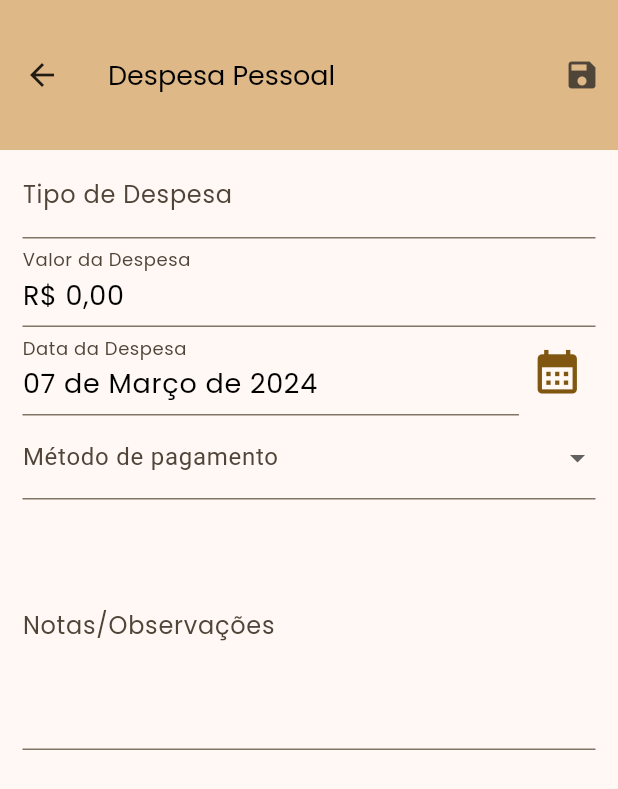
After one commit to Jo-Analyst/js-budget, a Flutter app: the PersonalExpenseFormPage screen opened by its route, on a phone screen of 412 x 824 dp. The commit adds this screen. Shown: the top 789 px of the screen. Run offline on Flutter 3.47's test engine with Material 3 defaults, Android fonts, the light colour scheme and no system bars; our stand-ins replace animated_text_kit, flutter_masked_text2, font_awesome_flutter, mask_text_input_formatter, sqflite; missing offline and left inert: validatorless; accounts and stored records are empty.

Commit message:
Montado a tela de despesa e mundança de widget showMonthPicker para showDatePicker

```diff
--- a/lib/main.dart
+++ b/lib/main.dart
@@ -4,10 +4,12 @@ import 'package:js_budget/src/app/app.dart';
 import 'package:js_budget/src/pages/client/client_detail_page.dart';
 import 'package:js_budget/src/pages/client/client_form_page.dart';
 import 'package:js_budget/src/pages/client/clients_list_page.dart';
+import 'package:js_budget/src/pages/fixed_expenses/fixed_expense_form_page.dart';
 import 'package:js_budget/src/pages/home/budget_details/budget_details_page.dart';
 import 'package:js_budget/src/pages/material/furniture_materials_list_page.dart';
 import 'package:js_budget/src/pages/material/material_detail/material_details_page.dart';
 import 'package:js_budget/src/pages/material/material_form_page.dart';
+import 'package:js_budget/src/pages/personal_expenses/personal_expense_form_page.dart';
 import 'package:js_budget/src/pages/splash/splash_page.dart';
 import 'package:js_budget/src/pages/summary/summary_page.dart';
 import 'package:js_budget/src/routes/route.dart';
@@ -38,6 +40,8 @@ class MyApp extends StatelessWidget {
         RouterPage.material: (_) => const FurnitureMaterialsList(),
         RouterPage.materialForm: (_) => const MaterialFormPage(),
         RouterPage.materialDetail: (_) => const MaterialDetailsPage(),
+        RouterPage.fixedExpense: (_) => const FixedExpenseFormPage(),
+        RouterPage.personalExpense: (_) => const PersonalExpenseFormPage(),
       },
     );
   }
--- a/lib/src/config/db/database.dart
+++ b/lib/src/config/db/database.dart
@@ -35,7 +35,10 @@ class DataBase {
         );
 
         db.execute(
-          "CREATE TABLE IF NOT EXISTS expenses (id INTEGER PRIMARY KEY, description TEXT NOT NULL, value REAL NOT NULL, date TEXT NOT NULL)",
+          "CREATE TABLE IF NOT EXISTS fixed_expenses (id INTEGER PRIMARY KEY, type TEXT NOT NULL, value REAL NOT NULL, date TEXT NOT NULL, observation TEXT NULL)",
+        );
+        db.execute(
+          "CREATE TABLE IF NOT EXISTS personal_expenses (id INTEGER PRIMARY KEY, type TEXT NOT NULL, value REAL NOT NULL, method_payment TEXT, date TEXT NOT NULL, observation TEXT NULL)",
         );
       },
       version: 1,
--- a/lib/src/models/material_model.dart
+++ b/lib/src/models/material_model.dart
@@ -12,7 +12,7 @@ class MaterialModel {
   final double price;
   final int quantity;
   final String? observation;
-  final String? monthOfLastPurchase;
+  final String? dateOfLastPurchase;
   final String? supplier;
 
   MaterialModel({
@@ -23,7 +23,7 @@ class MaterialModel {
     required this.price,
     required this.quantity,
     this.observation,
-    this.monthOfLastPurchase,
+    this.dateOfLastPurchase,
     this.supplier,
   });
 
--- a/lib/src/pages/material/furniture_materials_list_page.dart
+++ b/lib/src/pages/material/furniture_materials_list_page.dart
@@ -18,7 +18,7 @@ class _FurnitureMaterialsListState extends State<FurnitureMaterialsList> {
       unit: 'Metros',
       price: 20.0,
       quantity: 30,
-      monthOfLastPurchase: 'Fevereiro de 2024',
+      dateOfLastPurchase: 'Fevereiro de 2024',
       observation:
           'Este material é extremamente durável e resistente a insetos. Ideal para a fabricação de móveis de alta qualidade. No entanto, é um pouco mais caro em comparação com outras madeiras disponíveis no mercado',
       supplier: 'Empresa XXX',
--- a/lib/src/pages/material/material_detail/material_details_page.dart
+++ b/lib/src/pages/material/material_detail/material_details_page.dart
@@ -72,9 +72,9 @@ class MaterialDetailsPage extends StatelessWidget {
                 ),
                 InfoWidget(
                   title: 'Último mês da compra',
-                  text: material.monthOfLastPurchase ?? '',
-                  isNull: material.monthOfLastPurchase == null,
-                  isEmpty: material.monthOfLastPurchase?.isEmpty ?? false,
+                  text: material.dateOfLastPurchase ?? '',
+                  isNull: material.dateOfLastPurchase == null,
+                  isEmpty: material.dateOfLastPurchase?.isEmpty ?? false,
                 ),
                 InfoWidget(
                   title: 'Fornecedor',
--- a/lib/src/pages/material/material_form_controller.dart
+++ b/lib/src/pages/material/material_form_controller.dart
@@ -32,6 +32,6 @@ mixin MaterialFormController on State<MaterialFormPage> {
     priceMaterialEC.updateValue(material.price);
     supplierEC.text = material.supplier ?? '';
     observationEC.text = material.observation ?? '';
-    monthOfLastPurchaseEC.text = material.monthOfLastPurchase ?? '';
+    monthOfLastPurchaseEC.text = material.dateOfLastPurchase ?? '';
   }
 }
--- /dev/null
+++ b/lib/src/pages/personal_expenses/personal_expense_form_controller.dart
@@ -0,0 +1,19 @@
+import 'package:flutter/material.dart';
+import 'package:flutter_masked_text2/flutter_masked_text2.dart';
+import 'package:js_budget/src/pages/personal_expenses/personal_expense_form_page.dart';
+
+mixin PersonalExpenseFormController on State<PersonalExpenseFormPage> {
+  final typeOfExpenseEC = TextEditingController();
+  final expenseValueEC = MoneyMaskedTextController(leftSymbol: 'R\$ ');
+  final expenseDateEC = TextEditingController();
+  final observationEC = TextEditingController();
+  final methodPaymentEC = TextEditingController();
+
+  void disposeForm() {
+    typeOfExpenseEC.dispose();
+    expenseValueEC.dispose();
+    expenseDateEC.dispose();
+    observationEC.dispose();
+    methodPaymentEC.dispose();
+  }
+}
--- /dev/null
+++ b/lib/src/pages/personal_expenses/personal_expense_form_page.dart
@@ -0,0 +1,149 @@
+import 'package:flutter/material.dart';
+import 'package:js_budget/src/pages/personal_expenses/personal_expense_form_controller.dart';
+import 'package:js_budget/src/themes/light_theme.dart';
+import 'package:js_budget/src/utils/utils_service.dart';
+import 'package:validatorless/validatorless.dart';
+
+class PersonalExpenseFormPage extends StatefulWidget {
+  const PersonalExpenseFormPage({super.key});
+
+  @override
+  State<PersonalExpenseFormPage> createState() =>
+      _PersonalExpenseFormPageState();
+}
+
+class _PersonalExpenseFormPageState extends State<PersonalExpenseFormPage>
+    with PersonalExpenseFormController {
+  final formKey = GlobalKey<FormState>();
+  String expenseValue = 'R\$ 0,00';
+  DateTime expenseDate = DateTime.now();
+
+  @override
+  void initState() {
+    super.initState();
+    expenseDateEC.text = UtilsService.dateFormat(expenseDate);
+  }
+
+  @override
+  Widget build(BuildContext context) {
+    return Scaffold(
+      appBar: AppBar(
+        title: const Text('Despesa Pessoal'),
+        actions: [
+          IconButton(
+              onPressed: () {
+                formKey.currentState!.validate();
+              },
+              icon: const Icon(Icons.save))
+        ],
+      ),
+      body: SingleChildScrollView(
+        child: Padding(
+          padding: const EdgeInsets.symmetric(horizontal: 15),
+          child: Form(
+            key: formKey,
+            child: Column(
+              children: <Widget>[
+                TextFormField(
+                  controller: typeOfExpenseEC,
+                  decoration: const InputDecoration(
+                    labelText: 'Tipo de Despesa',
+                    labelStyle: TextStyle(fontFamily: 'Poppins'),
+                  ),
+                  style: textStyleSmallDefault,
+                  keyboardType: TextInputType.text,
+                  validator:
+                      Validatorless.required('Tipo de despesa obrigatório'),
+                ),
+                TextFormField(
+                  controller: expenseValueEC,
+                  decoration: const InputDecoration(
+                    labelText: 'Valor da Despesa',
+                    labelStyle: TextStyle(fontFamily: 'Poppins'),
+                  ),
+                  style: textStyleSmallDefault,
+                  keyboardType: TextInputType.number,
+                  validator: (value) {
+                    if (expenseValue == "R\$ 0,00") {
+                      return 'Valor da despesa obrigatório';
+                    }
+                    return null;
+                  },
+                  onChanged: (value) {
+                    expenseValue = value;
+                  },
+                ),
+                Row(
+                  children: [
+                    Expanded(
+                      child: TextFormField(
+                        readOnly: true,
+                        controller: expenseDateEC,
+                        decoration: const InputDecoration(
+                          labelText: 'Data da Despesa',
+                          labelStyle: TextStyle(fontFamily: 'Poppins'),
+                        ),
+                        style: textStyleSmallDefault,
+                        keyboardType: TextInputType.datetime,
+                      ),
+                    ),
+                    IconButton(
+                      onPressed: () {
+                        showDatePicker(
+                          firstDate: DateTime(2020),
+                          context: context,
+                          lastDate: DateTime.now(),
+                          initialDate: expenseDate,
+                        ).then((date) {
+                          if (date != null) {
+                            setState(() {
+                              expenseDate = date;
+                              expenseDateEC.text =
+                                  UtilsService.dateFormat(date);
+                            });
+                          }
+                        });
+                      },
+                      icon: Icon(
+                        Icons.calendar_month,
+                        size: 35,
+                        color: Theme.of(context).colorScheme.primary,
+                      ),
+                    ),
+                  ],
+                ),
+                DropdownButtonFormField<String>(
+                  decoration: const InputDecoration(
+                    labelText: 'Método de pagamento',
+                  ),
+                  items: <String>[
+                    'Dinheiro',
+                    'Pix',
+                    'Crédito',
+                    'Débito',
+                    'Outro'
+                  ].map((String value) {
+                    return DropdownMenuItem<String>(
+                      value: value,
+                      child: Text(value),
+                    );
+                  }).toList(),
+                  onChanged: (_) {},
+                ),
+                TextFormField(
+                  controller: observationEC,
+                  decoration: const InputDecoration(
+                    labelText: 'Notas/Observações',
+                    labelStyle: TextStyle(fontFamily: 'Poppins'),
+                  ),
+                  style: textStyleSmallDefault,
+                  maxLines: 5,
+                ),
+              ],
+            ),
+          ),
+        ),
+      ),
+    );
+  }
+}
--- a/lib/src/routes/route.dart
+++ b/lib/src/routes/route.dart
@@ -9,4 +9,6 @@ class RouterPage {
   static const material = '/material';
   static const materialForm = '/material-form';
   static const materialDetail = '/material-detail';
+  static const fixedExpense = '/fixed-expense';
+  static const personalExpense = '/personal-expense';
 }
--- a/lib/src/utils/utils_service.dart
+++ b/lib/src/utils/utils_service.dart
@@ -6,9 +6,12 @@ class UtilsService {
     return numberFormat.format(price);
   }
 
-  static String monthFormat(DateTime date) {
-    DateFormat dateFormat = DateFormat("MMMM 'de' yyyy", 'pt_BR');
+  static String dateFormat(DateTime date) {
+    DateFormat dateFormat = DateFormat("dd 'de' MMMM 'de' yyyy", 'pt_BR');
     String formattedDate = dateFormat.format(date);
-    return formattedDate[0].toUpperCase() + formattedDate.substring(1);
+    final partilsDate = formattedDate.split(' ');
+    String firstLetterCapitalized =
+        '${partilsDate[0]} ${partilsDate[1]} ${partilsDate[2][0].toUpperCase() + partilsDate[2].substring(1)} ${partilsDate[3]} ${partilsDate[4]}';
+    return firstLetterCapitalized;
   }
 }
```
Also changed, not shown: lib/src/models/fixed_expense_model.dart (added, +25 -0 lines), lib/src/models/personal_expense_model.dart (renamed from lib/src/models/expense_model.dart, +9 -5 lines), lib/src/pages/fixed_expenses/fixed_expense_form_controller.dart (added, +17 -0 lines), lib/src/pages/fixed_expenses/fixed_expense_form_page.dart (added, +134 -0 lines), lib/src/pages/material/material_form_page.dart (+10 -12 lines), lib/src/pages/menu/menu_page.dart (+8 -2 lines), lib/src/models/fixed_expense_model.g.dart (added), lib/src/models/material_model.g.dart, lib/src/models/personal_expense_model.g.dart.
